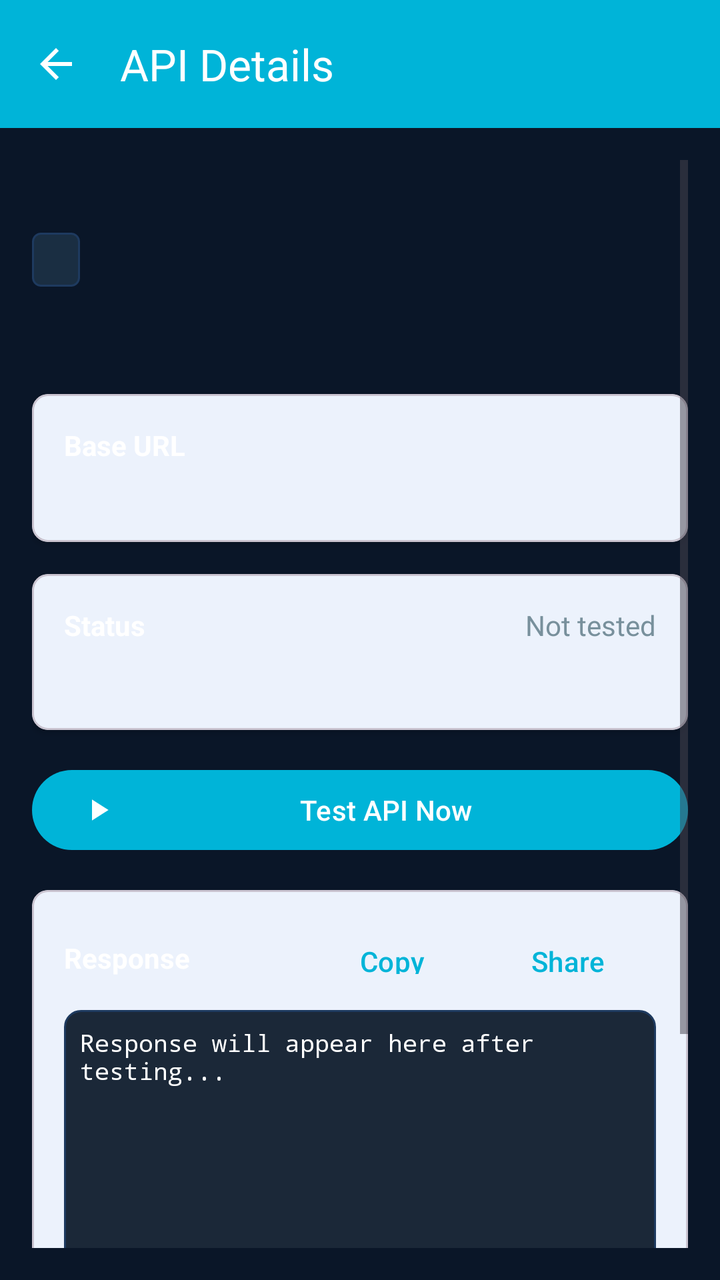
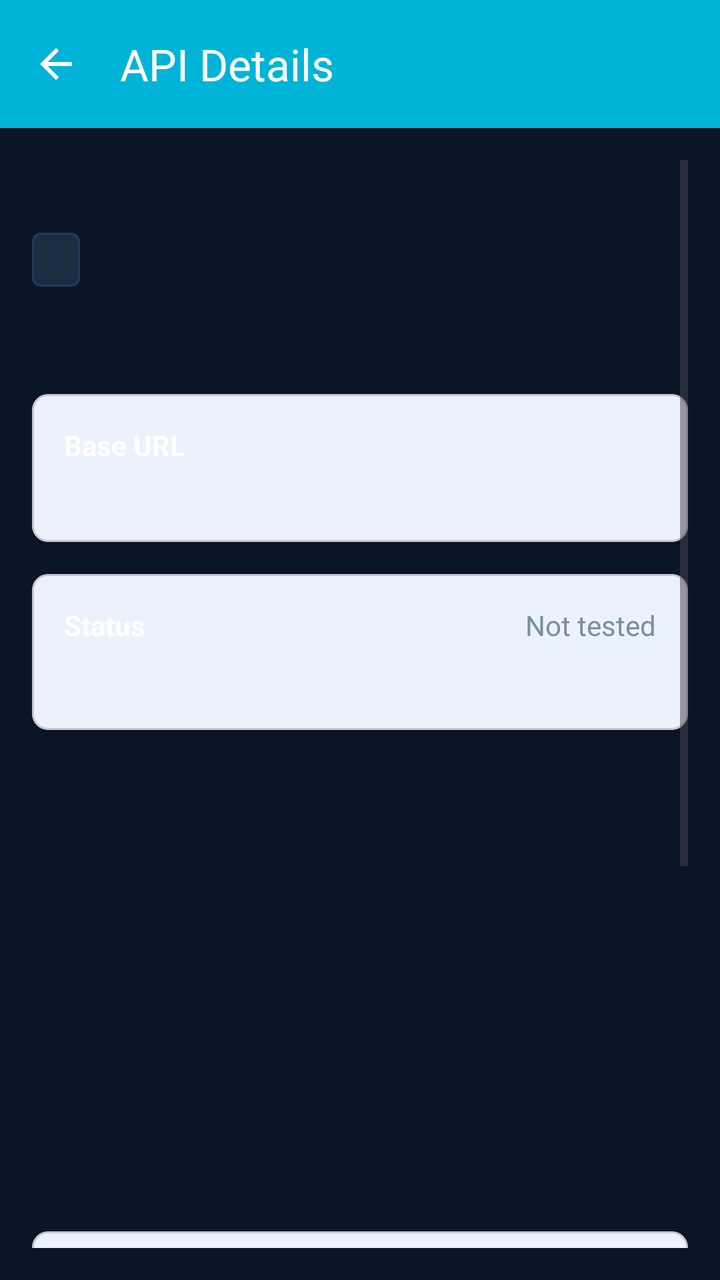

Screens rendered from an Android XML layout before and after an edit, with the pre-edit source and the edit as a unified diff.
<!-- AndroidManifest.xml: activity theme Theme.App -->
<!-- res/layout/activity_api_detail.xml -->
<?xml version="1.0" encoding="utf-8"?>
<LinearLayout xmlns:android="http://schemas.android.com/apk/res/android"
    xmlns:app="http://schemas.android.com/apk/res-auto"
    android:layout_width="match_parent"
    android:layout_height="match_parent"
    android:orientation="vertical"
    android:background="@color/background">

    <com.google.android.material.appbar.MaterialToolbar
        android:id="@+id/toolbar"
        android:layout_width="match_parent"
        android:layout_height="?attr/actionBarSize"
        android:background="@color/primary"
        app:title="API Details"
        app:titleTextColor="@color/white"
        app:navigationIcon="@drawable/ic_back" />

    <ScrollView
        android:layout_width="match_parent"
        android:layout_height="match_parent"
        android:padding="16dp">

        <LinearLayout
            android:layout_width="match_parent"
            android:layout_height="wrap_content"
            android:orientation="vertical">

            <TextView
                android:id="@+id/tvApiName"
                android:layout_width="match_parent"
                android:layout_height="wrap_content"
                android:textSize="24sp"
                android:textStyle="bold"
                android:textColor="@color/text_primary" />

            <TextView
                android:id="@+id/tvApiCategory"
                android:layout_width="wrap_content"
                android:layout_height="wrap_content"
                android:layout_marginTop="4dp"
                android:background="@drawable/bg_category"
                android:paddingHorizontal="12dp"
                android:paddingVertical="4dp"
                android:textColor="@color/text_secondary" />

            <TextView
                android:id="@+id/tvApiDescription"
                android:layout_width="match_parent"
                android:layout_height="wrap_content"
                android:layout_marginTop="16dp"
                android:textColor="@color/text_secondary"
                android:textSize="16sp" />

            <com.google.android.material.card.MaterialCardView
                android:layout_width="match_parent"
                android:layout_height="wrap_content"
                android:layout_marginTop="16dp"
                app:cardCornerRadius="8dp"
                app:cardElevation="2dp">

                <LinearLayout
                    android:layout_width="match_parent"
                    android:layout_height="wrap_content"
                    android:orientation="vertical"
                    android:padding="16dp">

                    <TextView
                        android:layout_width="match_parent"
                        android:layout_height="wrap_content"
                        android:text="Base URL"
                        android:textStyle="bold"
                        android:textColor="@color/text_primary" />

                    <TextView
                        android:id="@+id/tvApiUrl"
                        android:layout_width="match_parent"
                        android:layout_height="wrap_content"
                        android:layout_marginTop="4dp"
                        android:textColor="@color/text_secondary"
                        android:textIsSelectable="true"
                        android:fontFamily="monospace" />
                </LinearLayout>
            </com.google.android.material.card.MaterialCardView>

            <com.google.android.material.card.MaterialCardView
                android:layout_width="match_parent"
                android:layout_height="wrap_content"
                android:layout_marginTop="16dp"
                app:cardCornerRadius="8dp"
                app:cardElevation="2dp">

                <LinearLayout
                    android:layout_width="match_parent"
                    android:layout_height="wrap_content"
                    android:orientation="vertical"
                    android:padding="16dp">

                    <LinearLayout
                        android:layout_width="match_parent"
                        android:layout_height="wrap_content"
                        android:orientation="horizontal">

                        <TextView
                            android:layout_width="0dp"
                            android:layout_height="wrap_content"
                            android:layout_weight="1"
                            android:text="Status"
                            android:textStyle="bold"
                            android:textColor="@color/text_primary" />

                        <TextView
                            android:id="@+id/tvStatus"
                            android:layout_width="wrap_content"
                            android:layout_height="wrap_content"
                            android:text="Not tested"
                            android:textColor="@color/status_unchecked" />
                    </LinearLayout>

                    <TextView
                        android:id="@+id/tvResponseTime"
                        android:layout_width="match_parent"
                        android:layout_height="wrap_content"
                        android:layout_marginTop="8dp"
                        android:textColor="@color/text_secondary" />

                    <ProgressBar
                        android:id="@+id/progressBar"
                        android:layout_width="wrap_content"
                        android:layout_height="wrap_content"
                        android:layout_gravity="center"
                        android:layout_marginTop="8dp"
                        android:visibility="gone" />
                </LinearLayout>
            </com.google.android.material.card.MaterialCardView>

            <com.google.android.material.button.MaterialButton
                android:id="@+id/btnTest"
                android:layout_width="match_parent"
                android:layout_height="wrap_content"
                android:layout_marginTop="16dp"
                android:text="Test API Now"
                app:icon="@drawable/ic_play" />

            <com.google.android.material.card.MaterialCardView
                android:layout_width="match_parent"
                android:layout_height="wrap_content"
                android:layout_marginTop="16dp"
                app:cardCornerRadius="8dp"
                app:cardElevation="2dp">

                <LinearLayout
                    android:layout_width="match_parent"
                    android:layout_height="wrap_content"
                    android:orientation="vertical"
                    android:padding="16dp">

                    <LinearLayout
                        android:layout_width="match_parent"
                        android:layout_height="wrap_content"
                        android:orientation="horizontal"
                        android:gravity="center_vertical">

                        <TextView
                            android:layout_width="0dp"
                            android:layout_height="wrap_content"
                            android:layout_weight="1"
                            android:text="Response"
                            android:textStyle="bold"
                            android:textColor="@color/text_primary" />

                        <com.google.android.material.button.MaterialButton
                            android:id="@+id/btnCopy"
                            style="@style/Widget.Material3.Button.TextButton"
                            android:layout_width="wrap_content"
                            android:layout_height="36dp"
                            android:text="Copy"
                            android:textAllCaps="false" />

                        <com.google.android.material.button.MaterialButton
                            android:id="@+id/btnShare"
                            style="@style/Widget.Material3.Button.TextButton"
                            android:layout_width="wrap_content"
                            android:layout_height="36dp"
                            android:text="Share"
                            android:textAllCaps="false" />
                    </LinearLayout>

                    <ScrollView
                        android:layout_width="match_parent"
                        android:layout_height="260dp"
                        android:layout_marginTop="8dp"
                        android:background="@drawable/bg_response"
                        android:padding="8dp"
                        android:scrollbars="vertical"
                        android:fadeScrollbars="false">

                        <TextView
                            android:id="@+id/tvResponse"
                            android:layout_width="match_parent"
                            android:layout_height="wrap_content"
                            android:text="Response will appear here after testing..."
                            android:textColor="@color/text_primary"
                            android:textSize="12sp"
                            android:fontFamily="monospace"
                            android:textIsSelectable="true" />
                    </ScrollView>
                </LinearLayout>
            </com.google.android.material.card.MaterialCardView>
        </LinearLayout>
    </ScrollView>
</LinearLayout>
<!-- resources referenced by this layout -->
<resources>
  <color name="background">#0A1628</color>
  <color name="primary">#00B4D8</color>
  <color name="status_unchecked">#78909C</color>
  <color name="text_primary">#FFFFFF</color>
  <color name="text_secondary">#B0BEC5</color>
  <color name="white">#FFFFFF</color>
  <!-- drawable bg_category (drawable) -->
  <?xml version="1.0" encoding="utf-8"?>
  <shape xmlns:android="http://schemas.android.com/apk/res/android"
      android:shape="rectangle">
      <corners android:radius="4dp" />
      <solid android:color="@color/card_elevated" />
      <stroke android:width="1dp" android:color="@color/divider" />
  </shape>
  <!-- drawable bg_response (drawable) -->
  <?xml version="1.0" encoding="utf-8"?>
  <shape xmlns:android="http://schemas.android.com/apk/res/android"
      android:shape="rectangle">
      <corners android:radius="8dp" />
      <solid android:color="@color/response_bg" />
      <stroke android:width="1dp" android:color="@color/divider" />
  </shape>
  <!-- drawable ic_back (drawable) -->
  <vector xmlns:android="http://schemas.android.com/apk/res/android"
      android:width="24dp"
      android:height="24dp"
      android:viewportWidth="24"
      android:viewportHeight="24">
      <path
          android:fillColor="#FFFFFF"
          android:pathData="M20,11H7.83l5.59,-5.59L12,4l-8,8 8,8 1.41,-1.41L7.83,13H20v-2z"/>
  </vector>
  <!-- drawable ic_play (drawable) -->
  <vector xmlns:android="http://schemas.android.com/apk/res/android"
      android:width="24dp"
      android:height="24dp"
      android:viewportWidth="24"
      android:viewportHeight="24">
      <path
          android:fillColor="#FFFFFF"
          android:pathData="M8,5v14l11,-7z"/>
  </vector>
  <style name="Theme.App" parent="Theme.Material3.DayNight.NoActionBar">
          <item name="colorPrimary">@color/primary</item>
          <item name="colorPrimaryVariant">@color/primary_variant</item>
          <item name="colorSecondary">@color/secondary</item>
          <item name="android:statusBarColor">?attr/colorPrimaryVariant</item>
          <item name="android:windowBackground">@color/background</item>
      </style>
  <color name="card_elevated">#1A2E42</color>
  <color name="divider">#1E3A5F</color>
  <color name="response_bg">#1B2838</color>
  <color name="primary_variant">#0077B6</color>
  <color name="secondary">#00E5FF</color>
</resources>

<!-- the commit's change to res/layout/activity_api_detail.xml (unified diff, before → after) -->
@@ -135,11 +135,24 @@
 
             <com.google.android.material.button.MaterialButton
                 android:id="@+id/btnTest"
-                android:layout_width="match_parent"
-                android:layout_height="wrap_content"
+                android:layout_width="0dp"
+                android:layout_height="wrap_content"
+                android:layout_weight="1"
                 android:layout_marginTop="16dp"
                 android:text="Test API Now"
                 app:icon="@drawable/ic_play" />
+
+            <com.google.android.material.button.MaterialButton
+                android:id="@+id/btnEdit"
+                style="@style/Widget.Material3.Button.TonalButton"
+                android:layout_width="0dp"
+                android:layout_height="wrap_content"
+                android:layout_weight="1"
+                android:layout_marginTop="16dp"
+                android:layout_marginStart="8dp"
+                android:text="Edit"
+                android:textAllCaps="false"
+                android:visibility="gone" />
 
             <com.google.android.material.card.MaterialCardView
                 android:layout_width="match_parent"
